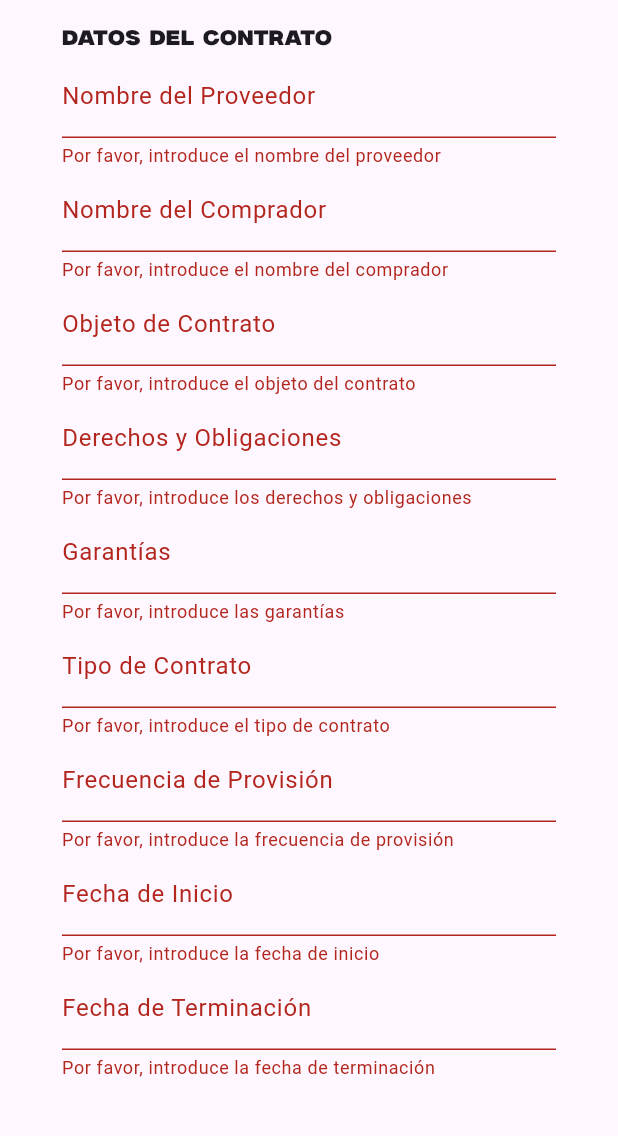
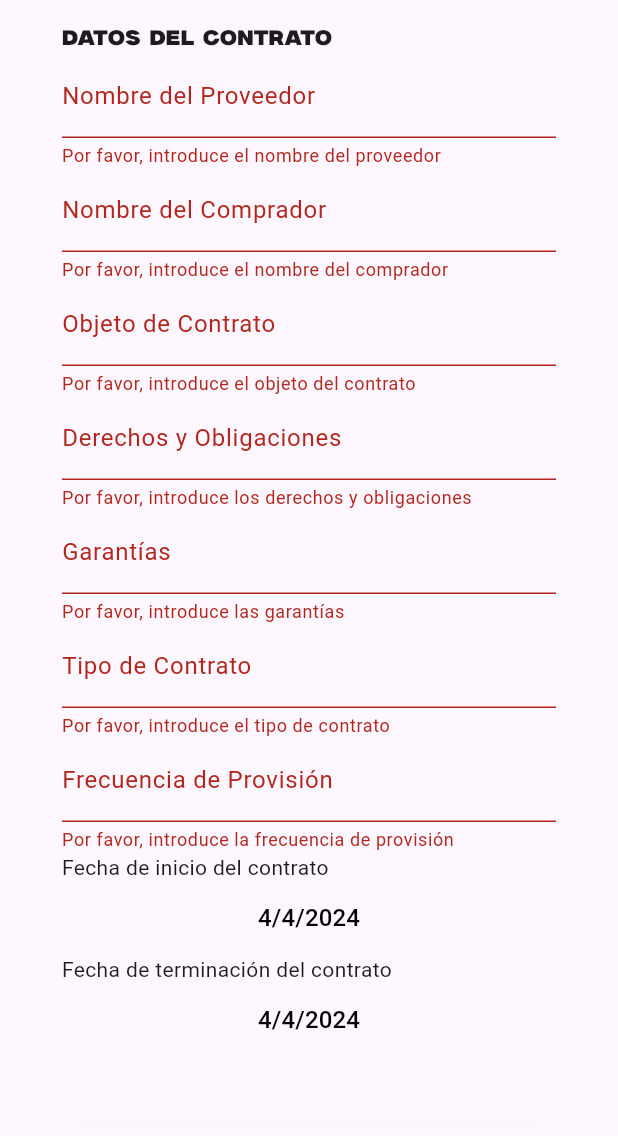
Before and after one commit to amrwing/PuntoAPunto, a Flutter app: the StablishContractScreen screen opened by its route, after a tap on "Registrar Contrato", on a phone screen of 412 x 824 dp, the part 84-1220 px from its top. Run offline on Flutter 3.47's test engine with Material 3 defaults, Android fonts, the light colour scheme and no system bars; our stand-ins replace flutter_svg, go_router, page_view_dot_indicator; accounts and stored records are empty.

Commit message:
Primera versión de la app terminada

```diff
--- a/lib/screens/stablish_contract_screen.dart
+++ b/lib/screens/stablish_contract_screen.dart
@@ -1,4 +1,5 @@
 import 'package:flutter/Material.dart';
+import 'package:go_router/go_router.dart';
 import 'package:punto_a_punto/global/global.dart';
 import 'package:punto_a_punto/models/contrato.dart';
 import 'package:punto_a_punto/widgets/custom_appbar_1.dart';
@@ -28,6 +29,38 @@ class _StablishContractScreenState extends State<StablishContractScreen> {
       garantias: '',
       nombreComprador: '',
     );
+  }
+
+  DateTime selectedDateI = DateTime.now();
+
+  Future<void> _selectDateI(BuildContext context) async {
+    final DateTime? pickedDate = await showDatePicker(
+      context: context,
+      initialDate: selectedDateI,
+      firstDate: DateTime(2000),
+      lastDate: DateTime(2101),
+    );
+    if (pickedDate != null && pickedDate != selectedDateI) {
+      setState(() {
+        selectedDateI = pickedDate;
+      });
+    }
+  }
+
+  DateTime selectedDateF = DateTime.now();
+
+  Future<void> _selectDateF(BuildContext context) async {
+    final DateTime? pickedDate = await showDatePicker(
+      context: context,
+      initialDate: selectedDateF,
+      firstDate: DateTime(2000),
+      lastDate: DateTime(2101),
+    );
+    if (pickedDate != null && pickedDate != selectedDateF) {
+      setState(() {
+        selectedDateF = pickedDate;
+      });
+    }
   }
 
   @override
@@ -143,35 +176,27 @@ class _StablishContractScreenState extends State<StablishContractScreen> {
                       _contrato.frecuenciaDeProvision = value!;
                     },
                   ),
-                  TextFormField(
-                    decoration:
-                        const InputDecoration(labelText: 'Fecha de Inicio'),
-                    validator: (value) {
-                      if (value == null || value.isEmpty) {
-                        return 'Por favor, introduce la fecha de inicio';
-                      }
-                      return null;
+                  const Text("Fecha de inicio del contrato"),
+                  TextButton(
+                    onPressed: () async {
+                      await _selectDateI(context);
+                      _contrato.fechaInicio = selectedDateI;
                     },
-                    onSaved: (value) {
-                      // Aquí puedes convertir la cadena de texto en un objeto DateTime
-                      // Esto es solo un ejemplo básico, puedes necesitar un formato específico
-                      _contrato.fechaInicio = DateTime.parse(value!);
+                    child: Text(
+                      '${selectedDateI.day}/${selectedDateI.month}/${selectedDateI.year}',
+                      style: const TextStyle(fontSize: 16, color: Colors.black),
+                    ),
+                  ),
+                  const Text("Fecha de terminación del contrato"),
+                  TextButton(
+                    onPressed: () async {
+                      await _selectDateF(context);
+                      _contrato.fechaInicio = selectedDateI;
                     },
-                  ),
-                  TextFormField(
-                    decoration: const InputDecoration(
-                        labelText: 'Fecha de Terminación'),
-                    validator: (value) {
-                      if (value == null || value.isEmpty) {
-                        return 'Por favor, introduce la fecha de terminación';
-                      }
-                      return null;
-                    },
-                    onSaved: (value) {
-                      // Aquí puedes convertir la cadena de texto en un objeto DateTime
-                      // Esto es solo un ejemplo básico, puedes necesitar un formato específico
-                      _contrato.fechaTerminacion = DateTime.parse(value!);
-                    },
+                    child: Text(
+                      '${selectedDateF.day}/${selectedDateF.month}/${selectedDateF.year}',
+                      style: const TextStyle(fontSize: 16, color: Colors.black),
+                    ),
                   ),
                   Padding(
                     padding: const EdgeInsets.only(top: 50),
@@ -195,6 +220,7 @@ class _StablishContractScreenState extends State<StablishContractScreen> {
                                   Text('Contrato registrado correctamente'),
                             ),
                           );
+                          context.go('/home_screen');
                         }
                       },
                       child: const Center(
```
Also changed, not shown: lib/screens/register_screen.dart (+12 -4 lines).
